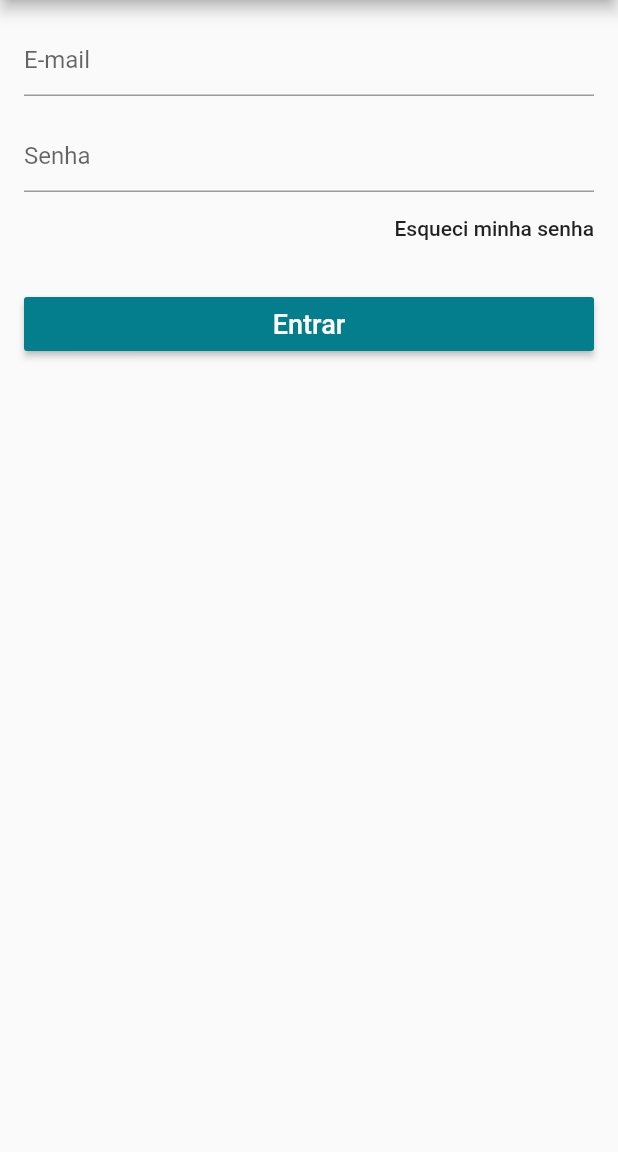
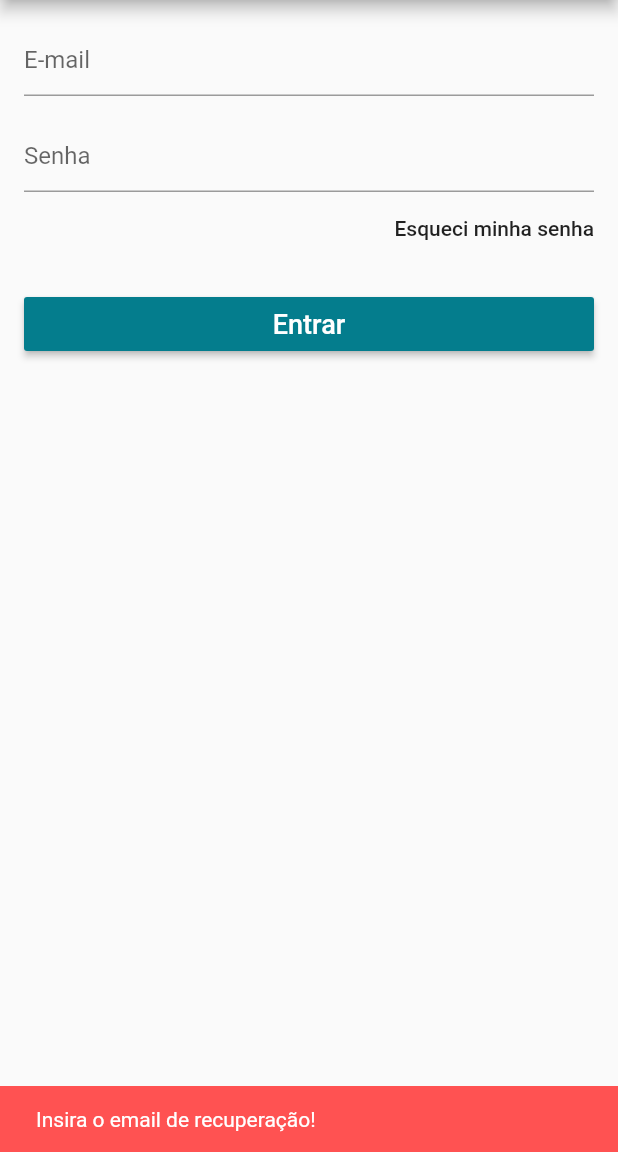
Before and after one commit to MarcellaAndradeR/flutter_app_loja, a Flutter app: the LoginScreen screen opened directly, after a tap on "Esqueci minha senha", on a phone screen of 412 x 824 dp, the part 84-1236 px from its top. Run offline on Flutter 3.47's test engine with Material 2 defaults, Android fonts, the phone set to English and light mode, and no system bars; our stand-ins replace carousel_pro, cloud_firestore, firebase_auth, transparent_image; accounts and stored records are empty.

Commit message:
Aula 10/06

```diff
--- a/lib/Screens/login_screen.dart
+++ b/lib/Screens/login_screen.dart
@@ -12,11 +12,16 @@ class LoginScreen extends StatefulWidget {
 
 class _LoginScreenState extends State<LoginScreen> {
 
+  final _emailController = TextEditingController();
+  final _passController = TextEditingController();
+
   final _formKey = GlobalKey<FormState>();
+  final _scaffoldKey = GlobalKey<ScaffoldState>();
 
   @override
   Widget build(BuildContext context) {
     return Scaffold(
+      key: _scaffoldKey,
         appBar: AppBar(
           title: Text("Entrar"),
           centerTitle: true,
@@ -45,6 +50,7 @@ class _LoginScreenState extends State<LoginScreen> {
               padding: EdgeInsets.all(16.0),
               children: <Widget>[
                 TextFormField(
+                  controller: _emailController,
                   decoration: InputDecoration(hintText: "E-mail"),
                   keyboardType: TextInputType.emailAddress,
                   // ignore: missing_return
@@ -54,6 +60,7 @@ class _LoginScreenState extends State<LoginScreen> {
                 ),
                 SizedBox(height: 16.0,),
                 TextFormField(
+                  controller: _passController,
                   decoration: InputDecoration(hintText: "Senha"),
                   obscureText: true,
                   // ignore: missing_return
@@ -64,7 +71,25 @@ class _LoginScreenState extends State<LoginScreen> {
                 Align(
                   alignment: Alignment.centerRight,
                   child: FlatButton(
-                    onPressed: (){},
+                    onPressed: (){
+                      if(_emailController.text.isEmpty)
+                        _scaffoldKey.currentState.showSnackBar(
+                            SnackBar(content: Text("Insira o email de recuperação!"),
+                              backgroundColor: Colors.redAccent,
+                              duration: Duration(seconds: 2),
+                            )
+                        );
+                      else{
+                        model.recoveredPass(_emailController.text);
+                        _scaffoldKey.currentState.showSnackBar(
+                            SnackBar(content: Text("Confira seu email!"),
+                              backgroundColor: Theme.of(context).primaryColor,
+                              duration: Duration(seconds: 2),
+                            )
+                        );
+                      }
+
+                    },
                     child: Text("Esqueci minha senha",
                       textAlign: TextAlign.right,),
                     padding: EdgeInsets.zero,
@@ -80,7 +105,12 @@ class _LoginScreenState extends State<LoginScreen> {
                     if(_formKey.currentState.validate()){
 
                     }
-                    model.singIn();
+                    model.singIn(
+                      email: _emailController.text,
+                      pass: _passController.text,
+                      onSuccess: _onSuccess,
+                      onFail: _onFail
+                    );
 
                   },
                 ),
@@ -94,4 +124,17 @@ class _LoginScreenState extends State<LoginScreen> {
 
     );
   }
+
+  void _onSuccess(){
+    Navigator.of(context).pop();
+  }
+
+  void _onFail(){
+    _scaffoldKey.currentState.showSnackBar(
+        SnackBar(content: Text("Falha ao entrar!"),
+          backgroundColor: Colors.redAccent,
+          duration: Duration(seconds: 2),
+        )
+    );
+  }
 }
```
Also changed, not shown: lib/Models/user_model.dart (+54 -5 lines), lib/Screens/signup_screen.dart (+58 -2 lines), lib/Widgets/custom_drawer.dart (+16 -6 lines).
